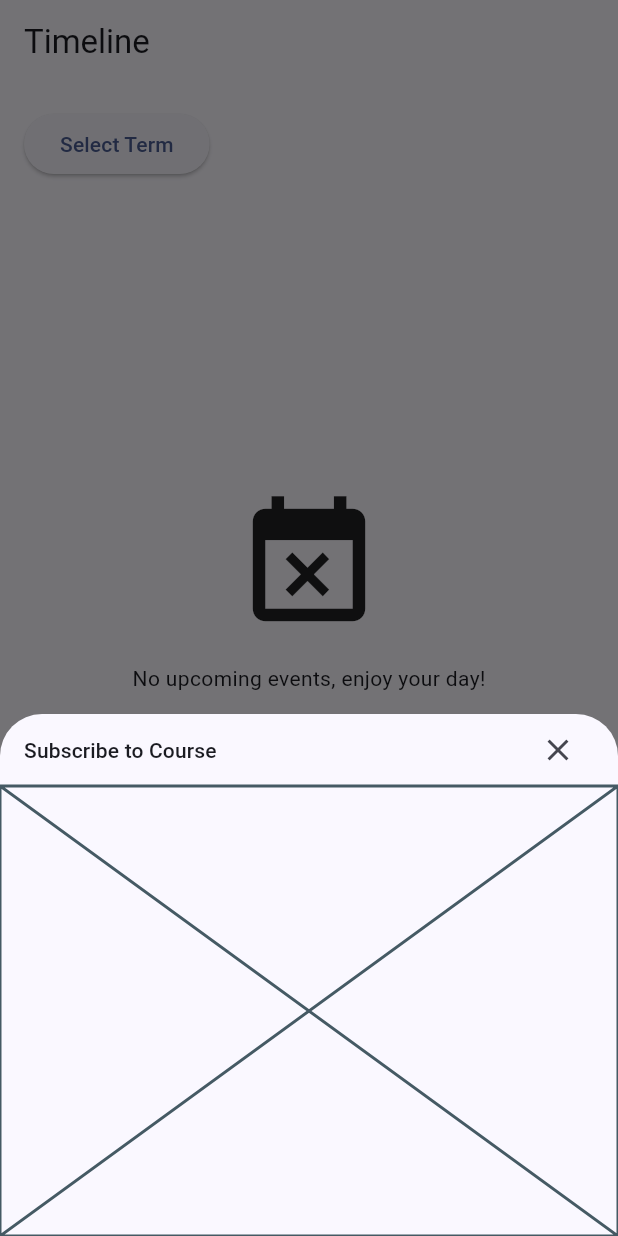
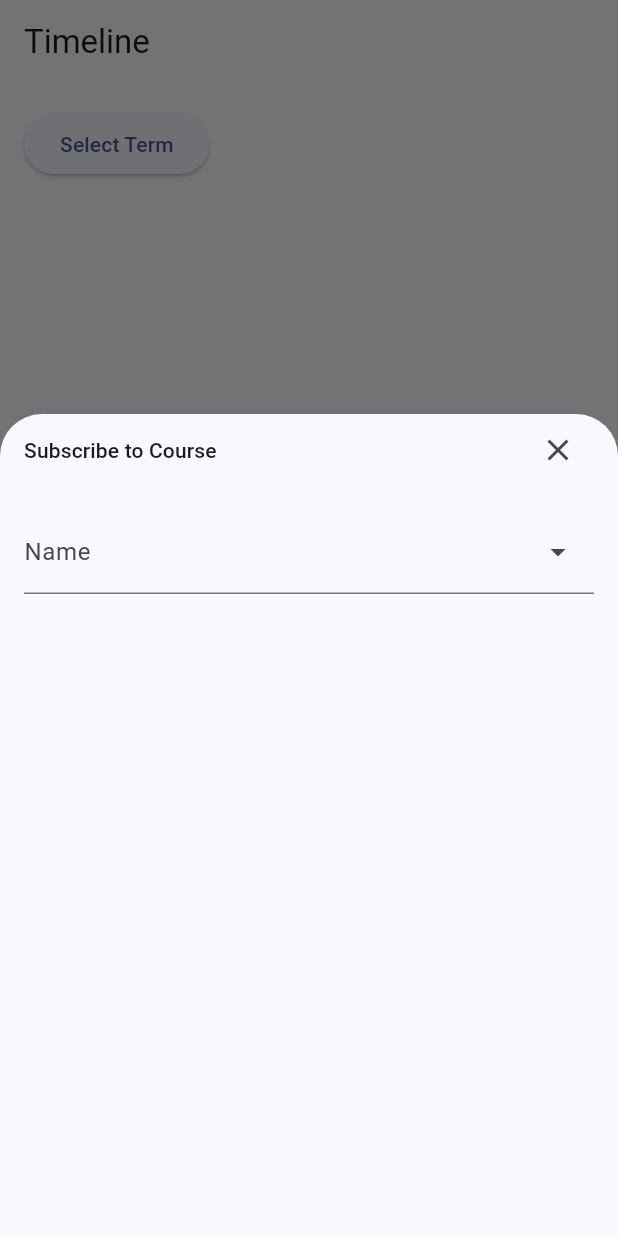
Before and after one commit to techpool/coursedog-app, a Flutter app: the Home screen opened by its route, after a tap on "Subscribe to Event", on a phone screen of 412 x 824 dp. Run offline on Flutter 3.47's test engine with Material 3 defaults, Android fonts, the light colour scheme and no system bars; drawn by our look-alikes of curved_navigation_bar, dropdown_search; our stand-ins replace flutter_otp_text_field, flutter_svg, gap, get, get_storage; missing offline and left inert: open_mail_app; accounts and stored records are empty.

Commit message:
feat: adds course selector modal

```diff
--- a/lib/modals/subscribe_to_course.dart
+++ b/lib/modals/subscribe_to_course.dart
@@ -1,32 +1,84 @@
 import 'package:coursedog_app/components/common/bottomsheet_topbar.dart';
+import 'package:coursedog_app/models/course.dart';
+import 'package:coursedog_app/models/section.dart';
+import 'package:coursedog_app/notifiers/term.dart';
+import 'package:coursedog_app/notifiers/user.dart';
+import 'package:coursedog_app/utils/api.dart' as api;
 import 'package:dropdown_search/dropdown_search.dart';
 import 'package:flutter/material.dart';
 import 'package:get/get.dart';
+import 'package:provider/provider.dart';
 
-class SubscribeToCourse extends StatelessWidget {
+class SubscribeToCourse extends StatefulWidget {
   const SubscribeToCourse({super.key});
 
   @override
+  State<SubscribeToCourse> createState() => _SubscribeToCourseState();
+}
+
+class _SubscribeToCourseState extends State<SubscribeToCourse> {
+  Course? selectedCourse;
+  Section? selectedSection;
+
+  void setSelectedCourse(Course course) {
+    setState(() {
+      selectedCourse = course;
+      selectedSection = null;
+    });
+  }
+
+  void setSelectedSection(Section section) {
+    setState(() {
+      selectedSection = section;
+    });
+  }
+
+  @override
   Widget build(BuildContext context) {
-    return const Wrap(children: [
-      BottomsheetTopbar(title: 'Subscribe to Course'),
-      SizedBox(
-          height: 300,
-          // DropdownSearch<UserModel>(
-          //   dropdownSearchDecoration: InputDecoration(labelText: "Name"),
-          //   asyncItems: (String filter) async {
-          //     var response = await Dio().get(
-          //       "http://5d85ccfb1e61af001471bf60.mockapi.io/user",
-          //       queryParameters: {"filter": filter},
-          //     );
-          //     var models = UserModel.fromJsonList(response.data);
-          //     return models;
-          //   },
-          //   onChanged: (UserModel? data) {
-          //     print(data);
-          //   },
-          // ))
-          child: Placeholder())
+    return Wrap(children: [
+      const BottomsheetTopbar(title: 'Subscribe to Course'),
+      Padding(
+          padding: const EdgeInsets.all(16.0),
+          child: DropdownSearch<Course>(
+            popupProps: const PopupProps.menu(showSearchBox: true),
+            dropdownDecoratorProps: const DropDownDecoratorProps(
+              dropdownSearchDecoration: InputDecoration(labelText: "Name"),
+            ),
+            selectedItem: selectedCourse,
+            asyncItems: (String filter) async {
+              var response = await api.fetchCourses(
+                  school: Provider.of<UserNotifier>(context, listen: false)
+                      .selectedSchool!,
+                  term: Provider.of<TermNotifier>(context, listen: false)
+                      .selectedTerm!,
+                  searchQuery: filter);
+              return response;
+            },
+            onChanged: (Course? data) {
+              if (data != null) {
+                setSelectedCourse(data);
+              }
+            },
+          )),
+      if (selectedCourse != null)
+        Padding(
+            padding: const EdgeInsets.all(16.0),
+            child: DropdownSearch<Section>(
+              popupProps: const PopupProps.menu(showSearchBox: true),
+              dropdownDecoratorProps: const DropDownDecoratorProps(
+                dropdownSearchDecoration: InputDecoration(labelText: "Section"),
+              ),
+              items: selectedCourse!.sections,
+              selectedItem: selectedSection,
+              onChanged: (Section? data) {
+                if (data != null) {
+                  setSelectedSection(data);
+                }
+              },
+            )),
+      const SizedBox(
+        height: 500,
+      )
     ]);
   }
 }
--- /dev/null
+++ b/lib/models/course.dart
@@ -0,0 +1,35 @@
+import 'package:coursedog_app/models/section.dart';
+
+class Course {
+  String id;
+  String courseNumber;
+  String name;
+  List<Section> sections = [];
+
+  Course(
+      {required this.id,
+      required this.courseNumber,
+      required this.name,
+      required this.sections});
+
+  factory Course.fromJson(Map<String, dynamic> json) {
+    return Course(
+      id: json['_id'],
+      courseNumber: json['courseNumber'],
+      name: json['name'],
+      sections:
+          List<Section>.from(json['sections']?.values.toList().map((section) {
+                return Section.fromJson(section);
+              }) ??
+              []),
+    );
+  }
+
+  ///custom comparing function to check if two users are equal
+  bool isEqual(Course model) {
+    return id == model.id;
+  }
+
+  @override
+  String toString() => name;
+}
--- /dev/null
+++ b/lib/models/section.dart
@@ -0,0 +1,21 @@
+class Section {
+  String id;
+  String sectionName;
+
+  Section({required this.id, required this.sectionName});
+
+  factory Section.fromJson(Map<String, dynamic> json) {
+    return Section(
+      id: json['_id'],
+      sectionName: json['sectionName'],
+    );
+  }
+
+  ///custom comparing function to check if two users are equal
+  bool isEqual(Section model) {
+    return id == model.id;
+  }
+
+  @override
+  String toString() => sectionName;
+}
--- /dev/null
+++ b/lib/notifiers/course.dart
@@ -0,0 +1,6 @@
+import 'package:coursedog_app/models/term.dart';
+import 'package:coursedog_app/utils/api.dart' as api;
+import 'package:coursedog_app/utils/constants.dart';
+import 'package:flutter/material.dart';
+
+class CourseNotifier extends ChangeNotifier {}
```
Also changed, not shown: lib/utils/api.dart (+27 -0 lines).
